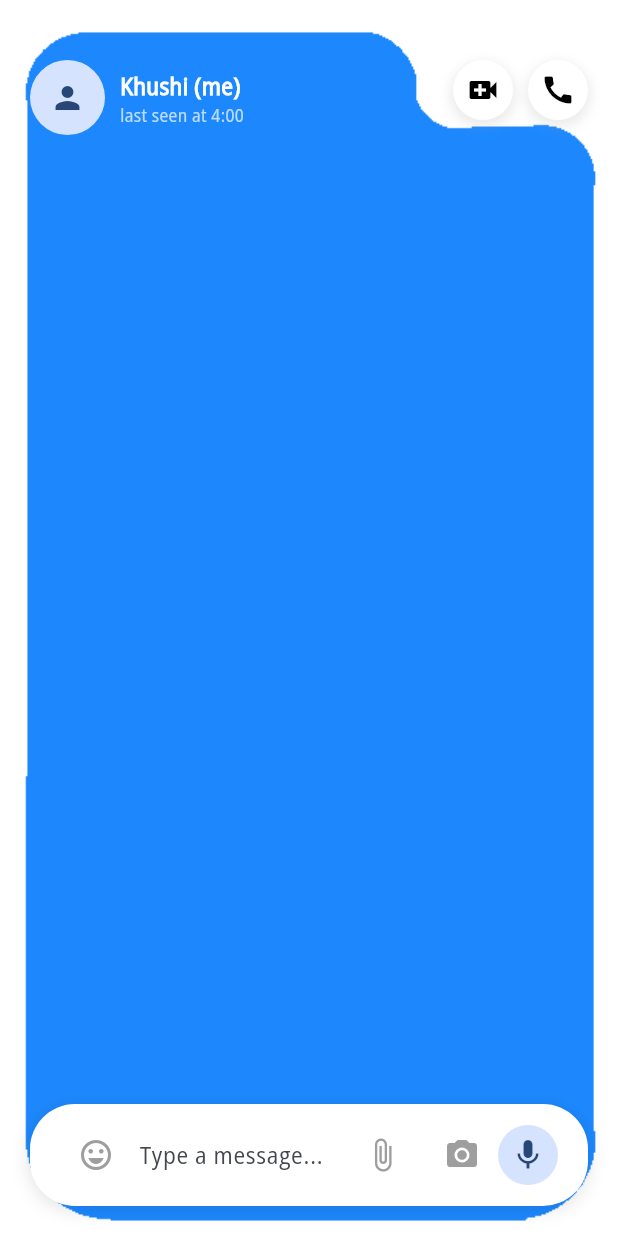
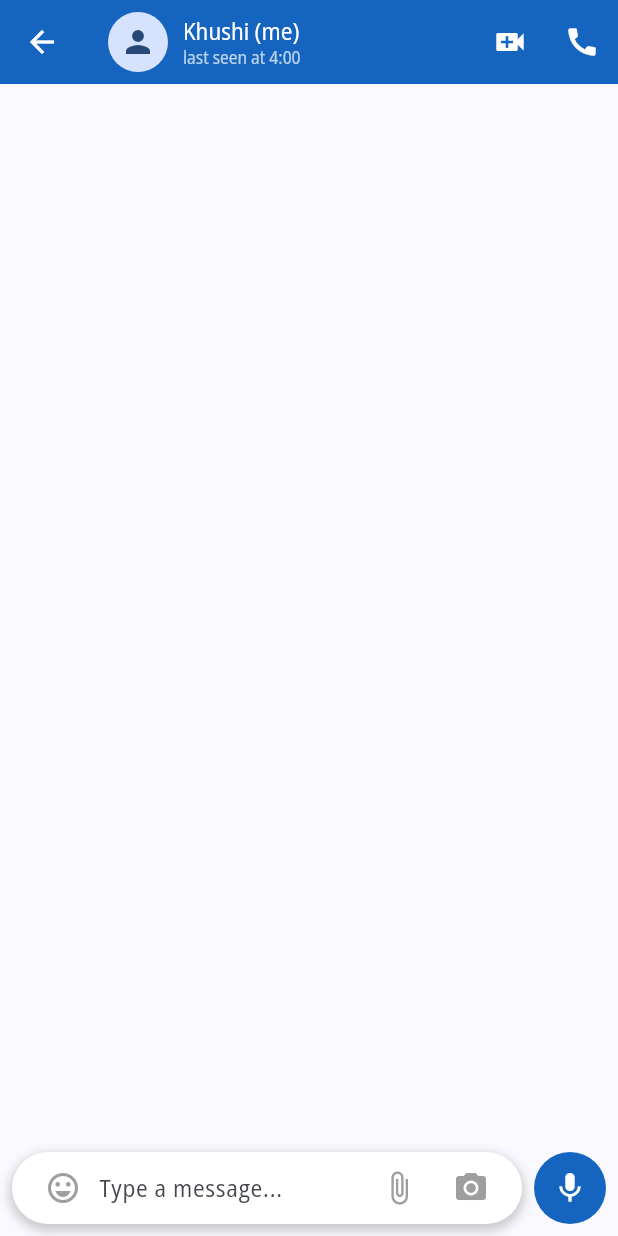
Before and after one commit to khush1yaaar/ChatApp, a Flutter app: the screen it shows after launch, after a tap on "Khushi (me)", on a phone screen of 412 x 824 dp. Run offline on Flutter 3.47's test engine with Material 3 defaults, Android fonts, the phone set to English and light mode, and no system bars; our stand-ins replace emoji_picker_flutter, flutter_svg.

Commit message:
select contact screen

```diff
--- a/lib/screens/all_chats_screen.dart
+++ b/lib/screens/all_chats_screen.dart
@@ -1,4 +1,5 @@
 import 'package:chatapp/models/chat_model.dart';
+import 'package:chatapp/screens/select_contact_screen.dart';
 import 'package:chatapp/widgets/chat_card.dart';
 import 'package:flutter/material.dart';
 
@@ -43,14 +44,22 @@ class _AllChatsScreenState extends State<AllChatsScreen> {
   @override
   Widget build(BuildContext context) {
     return Scaffold(
-      floatingActionButton: FloatingActionButton(
-        onPressed: () {},
-        child: Icon(Icons.add),
+      floatingActionButton: Padding(
+        padding: const EdgeInsets.only(bottom: 40, right: 15),
+        child: FloatingActionButton(
+          onPressed: () {
+            Navigator.push(context,
+                MaterialPageRoute(builder: (context) => const SelectContactScreen()));
+          },
+          child: const Icon(
+            Icons.chat_bubble_outline_outlined,
+            color: Color.fromARGB(255, 8, 100, 174),
+          ),
+        ),
       ),
       body: ListView.builder(
         itemCount: chats.length,
-        itemBuilder: (context, index) =>
-        ChatCard(
+        itemBuilder: (context, index) => ChatCard(
           chat: chats[index],
         ),
       ),
--- a/lib/screens/indivisual_chat_screen.dart
+++ b/lib/screens/indivisual_chat_screen.dart
@@ -1,6 +1,7 @@
 import 'package:chatapp/models/chat_model.dart';
 import 'package:emoji_picker_flutter/emoji_picker_flutter.dart';
 import 'package:flutter/material.dart';
+import 'package:flutter/services.dart'; // For hiding the keyboard
 
 // ignore: must_be_immutable
 class IndivisualChatScreen extends StatefulWidget {
@@ -12,190 +13,207 @@ class IndivisualChatScreen extends StatefulWidget {
 }
 
 class _IndivisualChatScreenState extends State<IndivisualChatScreen> {
-  // Focus node for detecting when the TextField is focused
   FocusNode _focusNode = FocusNode();
-  // Variable to track if the keyboard is open
-  bool _isKeyboardVisible = false;
-
-  @override
-  void initState() {
-    super.initState();
-    // Add listener to detect when the TextField is focused/unfocused
-    _focusNode.addListener(() {
-      setState(() {
-        _isKeyboardVisible = _focusNode.hasFocus;
-      });
-    });
-  }
+  bool _showEmojiPicker = false;
+  TextEditingController _controller = TextEditingController();
 
   @override
   void dispose() {
-    _focusNode
-        .dispose(); // Dispose of the focus node when the widget is disposed
+    _focusNode.dispose();
     super.dispose();
   }
 
-  // The floating icon widget
-  Widget _buildFloatingIcon(IconData icon) {
-    return Container(
-      decoration: BoxDecoration(
-        color: Colors.white,
-        shape: BoxShape.circle,
-        boxShadow: [
-          BoxShadow(
-            color: Colors.grey.withOpacity(0.2),
-            spreadRadius: 2,
-            blurRadius: 6,
-            offset: Offset(0, 3),
-          ),
-        ],
-      ),
-      child: Padding(
-        padding: const EdgeInsets.all(8.0),
-        child: Icon(icon, color: Colors.black, size: 24),
-      ),
-    );
+  void _toggleEmojiPicker() {
+    if (_showEmojiPicker) {
+      // Show keyboard and hide emoji picker
+      setState(() {
+        _showEmojiPicker = false;
+      });
+      _focusNode.requestFocus();
+    } else {
+      // Hide keyboard and show emoji picker
+      setState(() {
+        _showEmojiPicker = true;
+      });
+      _focusNode.unfocus();
+      SystemChannels.textInput.invokeMethod('TextInput.hide'); // Hide keyboard
+    }
   }
 
   @override
   Widget build(BuildContext context) {
     return Scaffold(
-      resizeToAvoidBottomInset: false, // Prevent resizing when keyboard appears
-      body: Stack(
-        children: [
-          // Background image layer (Fixed in place)
-          Positioned.fill(
-            child: Image.asset(
-              'lib/const/images/chat_screen.png', // Path to your custom background image
-              fit: BoxFit.cover,
+      appBar: AppBar(
+        backgroundColor: Colors.blue.shade800,
+        leading: IconButton(
+          icon: const Icon(Icons.arrow_back,
+              color: Colors.white), // Back arrow made white
+          onPressed: () {
+            Navigator.of(context).pop();
+          },
         ),
-          ),
-
-          // Avatar and name on the top-left corner
-          Positioned(
-            top: 40,
-            left: 20,
-            child: Row(
+        title: Row(
           children: [
             CircleAvatar(
-                  radius: 25,
-                  child: Icon(
-                      widget.chatmodel.isGroup ? Icons.group : Icons.person),
+              child:
+                  Icon(widget.chatmodel.isGroup ? Icons.group : Icons.person),
             ),
-                const SizedBox(width: 10), // Spacing between avatar and text
+            const SizedBox(width: 10),
             Column(
               crossAxisAlignment: CrossAxisAlignment.start,
               children: [
-                    Text(
-                      widget.chatmodel.name,
-                      style: TextStyle(
-                        fontSize: 16,
-                        fontWeight: FontWeight.bold,
+                Text(widget.chatmodel.name,
+                    style: const TextStyle(fontSize: 16, color: Colors.white)),
+                Text('last seen at ${widget.chatmodel.time}',
+                    style:
+                        const TextStyle(fontSize: 12, color: Colors.white70)),
+              ],
+            ),
+          ],
+        ),
+        actions: [
+          IconButton(
+              icon: const Icon(Icons.video_call, color: Colors.white),
+              onPressed: () {}),
+          IconButton(
+              icon: const Icon(Icons.call, color: Colors.white),
+              onPressed: () {}),
+        ],
+      ),
+      body: Column(
+        children: [
+          Expanded(
+            child: ListView(), // Placeholder for chat messages
+          ),
+          _buildMessageInput(),
+          if (_showEmojiPicker) _buildEmojiPicker(),
+        ],
+      ),
+    );
+  }
+
+  Widget _buildMessageInput() {
+    return Padding(
+      padding: const EdgeInsets.symmetric(horizontal: 8, vertical: 8),
+      child: Column(
+        children: [
+          Row(
+            children: [
+              Expanded(
+                child: Container(
+                  padding: const EdgeInsets.symmetric(horizontal: 10),
+                  decoration: BoxDecoration(
                     color: Colors.white,
+                    boxShadow: [
+                      BoxShadow(
+                        color: Colors.grey.withOpacity(0.5),
+                        spreadRadius: 2,
+                        blurRadius: 5,
+                        offset: Offset(0, 3), // changes position of shadow
+                      ),
+                    ],
+                    borderRadius: BorderRadius.circular(30), // Rounded edges
+                  ),
+                  child: Row(
+                    children: [
+                      IconButton(
+                        icon: const Icon(Icons.emoji_emotions_outlined,
+                            color: Colors.grey),
+                        onPressed: _toggleEmojiPicker,
+                      ),
+                      Expanded(
+                        child: TextField(
+                          controller: _controller,
+                          focusNode: _focusNode,
+                          onTap: () {
+                            if (_showEmojiPicker) {
+                              setState(() {
+                                _showEmojiPicker =
+                                    false; // Hide emoji picker when typing
+                              });
+                            }
+                          },
+                          decoration: const InputDecoration(
+                            hintText: 'Type a message...',
+                            border: InputBorder.none, // No border
                           ),
                         ),
-                    Text(
-                      'last seen at ${widget.chatmodel.time}',
-                      style: TextStyle(
-                        fontSize: 12,
-                        color: Colors.white70,
                       ),
+                      IconButton(
+                        icon: const Icon(Icons.attach_file, color: Colors.grey),
+                        onPressed: () {
+                          showModalBottomSheet(
+                              context: context,
+                              builder: (builder) => bottomSheet());
+                        },
+                      ),
+                      IconButton(
+                        icon: const Icon(Icons.camera_alt, color: Colors.grey),
+                        onPressed: () {},
+                      ),
+                    ],
+                  ),
+                ),
+              ),
+              const SizedBox(
+                  width: 8), // Adds some space between the mic and input box
+              CircleAvatar(
+                radius: 24,
+                backgroundColor: Colors.blue.shade800,
+                child: const Icon(Icons.mic, color: Colors.white),
               ),
             ],
           ),
         ],
       ),
-          ),
+    );
+  }
 
-          // Floating call and video call icons (top-right corner)
-          Positioned(
-            top: 40,
-            right: 20,
-            child: Row(
+  Widget bottomSheet() {
+    return Container(
+      padding: const EdgeInsets.symmetric(vertical: 20),
+      height: 250, // Adjust the height according to your needs
+      child: Column(
         children: [
-                _buildFloatingIcon(Icons.video_call),
-                const SizedBox(width: 10),
-                _buildFloatingIcon(Icons.call),
+          Row(
+            mainAxisAlignment: MainAxisAlignment.spaceEvenly,
+            children: [
+              iconCreation(Icons.insert_drive_file, Colors.indigo, "Document"),
+              iconCreation(Icons.camera_alt, Colors.pink, "Camera"),
+              iconCreation(Icons.insert_photo, Colors.purple, "Gallery"),
             ],
           ),
-          ),
-
-          // Enhanced Chat text field (bottom center with emoji, attachment, camera icons)
-          Positioned(
-            bottom: _isKeyboardVisible
-                ? 300
-                : 20, // Move up when keyboard is visible
-            left: 20,
-            right: 20,
-            child: GestureDetector(
-              onTap: () {
-                // Remove focus from the TextField when the user taps outside
-                FocusScope.of(context).unfocus();
-              },
-              child: Container(
-                padding: EdgeInsets.symmetric(horizontal: 20, vertical: 10),
-                decoration: BoxDecoration(
-                  color: Colors.white,
-                  borderRadius: BorderRadius.circular(30),
-                  boxShadow: [
-                    BoxShadow(
-                      color: Colors.black12,
-                      blurRadius: 10,
-                      offset: Offset(0, 2),
+          const SizedBox(height: 20),
+          Row(
+            mainAxisAlignment: MainAxisAlignment.spaceEvenly,
+            children: [
+              iconCreation(Icons.headset, Colors.orange, "Audio"),
+              iconCreation(Icons.location_pin, Colors.green, "Location"),
+              iconCreation(Icons.person, Colors.blue, "Contact"),
+            ],
           ),
         ],
       ),
-                child: Row(
+    );
+  }
+
+  Widget iconCreation(IconData icon, Color color, String text) {
+    return InkWell(
+      onTap: () {
+        // Handle on tap for each icon here
+      },
+      child: Column(
         children: [
-                    // Emoji icon
-                    IconButton(
-                      icon: Icon(Icons.emoji_emotions_outlined,
-                          color: Colors.grey),
-                      onPressed: () {
-                        // Action for emoji picker (if needed)
-                        _buildEmojiPicker();
-                      },
+          CircleAvatar(
+            radius: 30,
+            backgroundColor: color.withOpacity(0.2),
+            child: Icon(icon, size: 29, color: color),
           ),
-                    const SizedBox(width: 5),
-
-                    // TextField for typing messages
-                    Expanded(
-                      child: TextField(
-                        focusNode: _focusNode, // Attach the focus node
-                        decoration: InputDecoration(
-                          hintText: 'Type a message...',
-                          border: InputBorder.none,
-                        ),
-                      ),
-                    ),
-
-                    // Attachment icon
-                    IconButton(
-                      icon: Icon(Icons.attach_file, color: Colors.grey),
-                      onPressed: () {
-                        // Action for attachments
-                      },
-                    ),
-                    const SizedBox(width: 5),
-
-                    // Camera icon
-                    IconButton(
-                      icon: Icon(Icons.camera_alt, color: Colors.grey),
-                      onPressed: () {
-                        // Action for camera
-                      },
-                    ),
-
-                    // Microphone icon inside CircleAvatar
-                    CircleAvatar(
-                      radius: 20,
-                      child: Icon(Icons.mic),
+          const SizedBox(height: 5),
+          Text(
+            text,
+            style: const TextStyle(fontSize: 12),
           )
-                  ],
-                ),
-              ),
-            ),
-          ),
         ],
       ),
     );
@@ -203,8 +221,11 @@ class _IndivisualChatScreenState extends State<IndivisualChatScreen> {
 
   Widget _buildEmojiPicker() {
     return EmojiPicker(
-      onEmojiSelected: (emoji, category) {
-        print(emoji);
+      onEmojiSelected: (category, emoji) {
+        setState(() {
+          _controller.text = _controller.text +
+              emoji.emoji; // Use emoji.emoji to get the actual emoji character
+        });
       },
     );
   }
--- a/lib/widgets/chat_card.dart
+++ b/lib/widgets/chat_card.dart
@@ -26,7 +26,7 @@ class ChatCard extends StatelessWidget {
           child: ListTile(
             leading: CircleAvatar(
               radius: 25,
-              backgroundColor: Colors.blue.shade700,
+              backgroundColor: Colors.blue.shade800,
               child: Icon(Icons.person, color: Colors.white),
             ),
             title: Text(
```
Also changed, not shown: lib/const/theme/themes.dart (added, +75 -0 lines), lib/screens/select_contact_screen.dart (added, +134 -0 lines), lib/widgets/contact_card.dart (added, +57 -0 lines). Lines whose indentation alone changed are shown as unchanged.
